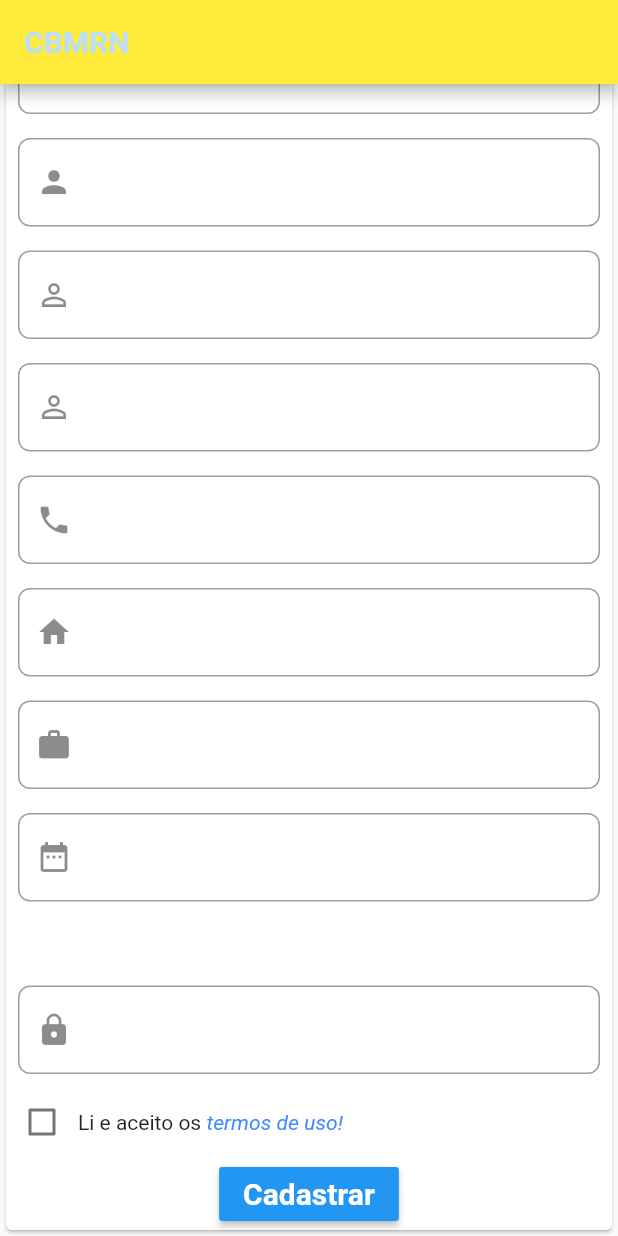
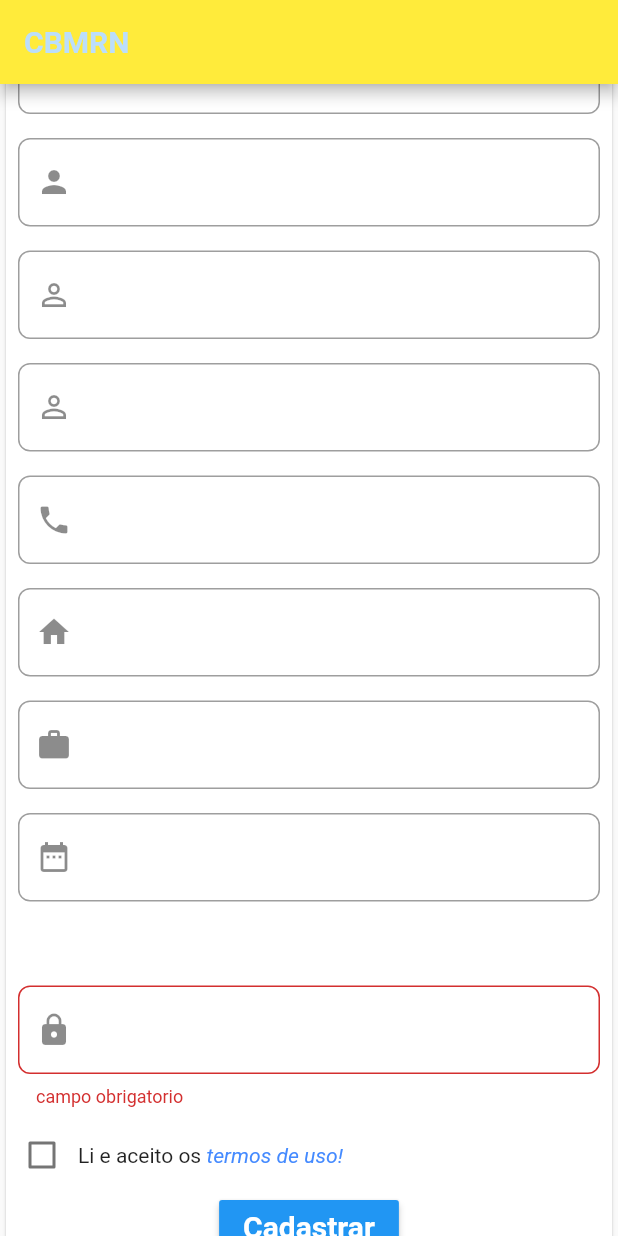
Before and after one commit to Jonas-Alvess/spinner, a Flutter app: the screen it shows after launch, scrolled down 96 dp, after a tap on "Cadastrar", on a phone screen of 412 x 824 dp. Run offline on Flutter 3.47's test engine with Material 2 defaults, Android fonts, the phone set to English and light mode, and no system bars; our stand-ins replace fluttertoast, mask_text_input_formatter; missing offline and left inert: pattern_formatter; network calls fail.

Commit message:
atualização

```diff
--- a/lib/DropExample.dart
+++ b/lib/DropExample.dart
@@ -4,6 +4,15 @@ import 'package:flutter/material.dart';
 import 'package:http/http.dart' as http;
 
 class DropExample extends StatefulWidget {
+  final DropdownController controller;
+  final Function onChange;
+
+  const DropExample({
+    Key key,
+    this.controller,
+    this.onChange,
+  }) : super(key: key);
+
   @override
   _DropExampleState createState() => _DropExampleState();
 }
@@ -23,18 +32,16 @@ class _DropExampleState extends State<DropExample> {
   @override
   Widget build(BuildContext context) {
     return Container(
-
       //child: Container(
       padding: EdgeInsets.all(20.0),
       child: FutureBuilder(
-            future: http.get(
-                'http://jcatechnology.com.br/piscina/spinner2.php'),
+          future: http.get('http://jcatechnology.com.br/piscina/spinner2.php'),
           builder: (context, snapshot) {
             if (snapshot.hasData) {
               List response = jsonDecode(snapshot.data.body);
 
               return DropdownButton(
-                  value: _value,
+                value: widget.controller.value,
                 items: response
                     .map((e) => DropdownMenuItem(
                           child: Text(e['hora']),
@@ -43,8 +50,10 @@ class _DropExampleState extends State<DropExample> {
                     .toList(),
                 onChanged: (value) {
                   setState(() {
-                      _value = value;
+                    widget.controller.value = value;
                   });
+
+                  widget.onChange();
                 },
               );
             }
@@ -69,3 +78,7 @@ class _DropExampleState extends State<DropExample> {
     return auxiliar;
   }
 }
+
+class DropdownController {
+  String value = '';
+}
--- a/lib/cadastrar_outros.dart
+++ b/lib/cadastrar_outros.dart
@@ -1,15 +1,18 @@
 import 'dart:convert';
+import 'dart:developer';
 import 'package:flutter/material.dart';
 import 'package:flutter/scheduler.dart';
 import 'package:flutter/services.dart';
 import 'package:fluttertoast/fluttertoast.dart';
 import 'package:http/http.dart' as http;
+import 'package:mask_text_input_formatter/mask_text_input_formatter.dart';
 import 'package:pattern_formatter/date_formatter.dart';
 import 'package:spinner/spinner.dart';
 import 'package:url_launcher/url_launcher.dart';
 
 import 'DropExample.dart';
-
+import 'DropExample.dart';
+import 'DropExample.dart';
 
 class CadastrarOutros extends StatefulWidget {
   @override
@@ -27,6 +30,10 @@ class _CadastrarOutrosState extends State<CadastrarOutros> {
   TextEditingController nascimento = TextEditingController();
   TextEditingController senha = TextEditingController();
 
+  DropdownController valueDropdown = DropdownController();
+
+  final keyForm = GlobalKey<FormState>(); // 2° passo: continuação
+
   Future register() async {
     var url = "http://jcatechnology.com.br/piscina/outros.php";
     //var url = "http://192.168.1.141/piscina/outros.php";
@@ -34,6 +41,7 @@ class _CadastrarOutrosState extends State<CadastrarOutros> {
       "nome": nome.text,
       "email": email.text,
       "matricula": matricula.text,
+      "horario": valueDropdown.value,
       "rg": rg.text,
       "telefone": telefone.text,
       "endereco": endereco.text,
@@ -59,8 +67,20 @@ class _CadastrarOutrosState extends State<CadastrarOutros> {
         backgroundColor: Colors.red,
         fontSize: 20.0,
       );
-      Navigator.push(context, MaterialPageRoute(builder: (context)=>Spinner(),),);
+      Navigator.push(
+        context,
+        MaterialPageRoute(
+          builder: (context) => Spinner(),
+        ),
+      );
     }
+  }
+
+  @override
+  void initState() {
+    super.initState();
+
+    this.valueDropdown.value = 'Horário';
   }
 
   @override
@@ -70,25 +90,31 @@ class _CadastrarOutrosState extends State<CadastrarOutros> {
         appBar: AppBar(
           title: Text(
             'CBMRN',
-            style: TextStyle(fontWeight: FontWeight.bold, color: Colors.blue[100]),
+            style:
+                TextStyle(fontWeight: FontWeight.bold, color: Colors.blue[100]),
           ),
         ),
         body: SingleChildScrollView(
           child: Container(
             child: Card(
               //color: Colors.red[800],
+              child: Form(
+                // 1° passo: colocar o Form com o campos dentro
+                key: keyForm, // 2° passo: criar chava do formulário
                 child: Column(
                   children: <Widget>[
                     Padding(
                       padding: const EdgeInsets.all(8.0),
                       child: Text(
-                      'Cadastrar Usuário',
-                      style: TextStyle(fontSize: 25, fontWeight: FontWeight.bold),
+                        'Cadastrar usuário',
+                        style: TextStyle(
+                            fontSize: 25, fontWeight: FontWeight.bold),
                       ),
                     ),
                     Padding(
                       padding: const EdgeInsets.all(8.0),
-                    child: TextField(
+                      child: TextFormField(
+                        // 3° passo: trocar o TextFiled por um TextFormField
                         decoration: InputDecoration(
                           labelText: 'Nome',
                           prefixIcon: Icon(Icons.person),
@@ -96,6 +122,10 @@ class _CadastrarOutrosState extends State<CadastrarOutros> {
                               borderRadius: BorderRadius.circular(8)),
                         ),
                         controller: nome,
+                        // 4° passo: adiciona o validator
+                        validator: (value) {
+                          // todo: faz a validação do campo
+                        },
                       ),
                     ),
                     Padding(
@@ -108,9 +138,9 @@ class _CadastrarOutrosState extends State<CadastrarOutros> {
                               borderRadius: BorderRadius.circular(8)),
                         ),
                         controller: email,
+                        keyboardType: TextInputType.emailAddress,
                       ),
                     ),
-
                     Padding(
                       padding: const EdgeInsets.all(8.0),
                       child: TextField(
@@ -119,12 +149,17 @@ class _CadastrarOutrosState extends State<CadastrarOutros> {
                           hintText: 'xxx.xxx-x',
                           prefixIcon: Icon(Icons.perm_identity),
                           border: OutlineInputBorder(
-                            borderRadius: BorderRadius.circular(8)),
+                            borderRadius: BorderRadius.circular(8),
+                          ),
                         ),
                         controller: matricula,
+                        inputFormatters: [
+                          MaskTextInputFormatter(
+                            mask: '###.###-##',
+                          )
+                        ],
                       ),
                     ),
-
                     Padding(
                       padding: const EdgeInsets.all(8.0),
                       child: TextField(
@@ -147,6 +182,11 @@ class _CadastrarOutrosState extends State<CadastrarOutros> {
                               borderRadius: BorderRadius.circular(8)),
                         ),
                         controller: telefone,
+                        inputFormatters: [
+                          MaskTextInputFormatter(
+                            mask: '(##) # ####-####',
+                          )
+                        ],
                       ),
                     ),
                     Padding(
@@ -184,22 +224,23 @@ class _CadastrarOutrosState extends State<CadastrarOutros> {
                               borderRadius: BorderRadius.circular(8)),
                         ),
                         keyboardType: TextInputType.number,
-
                         inputFormatters: [
                           WhitelistingTextInputFormatter(RegExp(r'\d+|-|/')),
                           DateInputFormatter(),
                         ],
                         style: TextStyle(fontSize: 16.0, color: Colors.black),
-
                         controller: nascimento,
                       ),
                     ),
-
-                  DropExample(),
-
+                    DropExample(
+                      controller: this.valueDropdown,
+                      // onChange: () {
+                      //   setState(() {});
+                      // },
+                    ),
                     Padding(
                       padding: const EdgeInsets.all(8.0),
-                    child: TextField(
+                      child: TextFormField(
                         obscureText: true,
                         decoration: InputDecoration(
                           labelText: 'Senha',
@@ -208,6 +249,9 @@ class _CadastrarOutrosState extends State<CadastrarOutros> {
                               borderRadius: BorderRadius.circular(8)),
                         ),
                         controller: senha,
+                        validator: (value) {
+                          return validar(value);
+                        },
                       ),
                     ),
                     Row(
@@ -220,29 +264,43 @@ class _CadastrarOutrosState extends State<CadastrarOutros> {
                               });
                             }),
                         Text("Li e aceito os "),
-
                         InkWell(
-                          child: Text("termos de uso!", style: TextStyle(fontStyle: FontStyle.italic, color: Colors.blueAccent ),),
-                          onTap: () =>launch ('http://imagescloud.com.br/pp.pdf')
+                            child: Text(
+                              "termos de uso!",
+                              style: TextStyle(
+                                  fontStyle: FontStyle.italic,
+                                  color: Colors.blueAccent),
                             ),
+                            onTap: () =>
+                                launch('http://imagescloud.com.br/pp.pdf')),
                       ],
                     ),
                     MaterialButton(
                       color: Colors.blue,
-                          child: Text('Cadastrar',
+                      child: Text(
+                        'Cadastrar',
                         style: TextStyle(
                             fontSize: 20,
                             fontWeight: FontWeight.bold,
-                                  color: Colors.white)),
+                            color: Colors.white),
+                      ),
                       onPressed: () {
-                            register();
+                        log(this.valueDropdown.value);
+
+                        // 5° passo: validar o formulario
+                        if (keyForm.currentState.validate()) {}
+                        // register();
                       },
                     ),
                   ],
                 ),
               ),
             ),
-        )
-    );
+          ),
+        ));
+  }
+
+  validar(value) {
+    if (value.isEmpty) return 'campo obrigatorio';
   }
 }
```
Also changed, not shown: pubspec.lock, pubspec.yaml (line endings or trailing spaces), 1 other file. Lines whose indentation alone changed are shown as unchanged.
